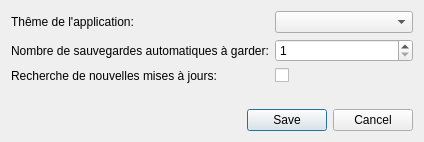
Qt form src/ui/dialogs/settings.ui (seigneurfuo/MyAnimeManager3) before a commit.
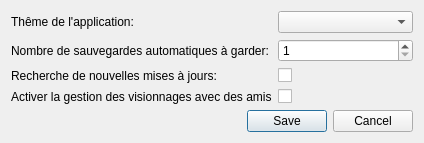
The same form after that commit. Icons and pictures are not drawn.

What changed in the file:
```diff
--- a/src/ui/dialogs/settings.ui
+++ b/src/ui/dialogs/settings.ui
@@ -64,6 +64,20 @@
        </property>
       </widget>
      </item>
+     <item row="3" column="0">
+      <widget class="QLabel" name="label_4">
+       <property name="text">
+        <string>Activer la gestion des visionnages avec des amis</string>
+       </property>
+      </widget>
+     </item>
+     <item row="3" column="1">
+      <widget class="QCheckBox" name="checkBox_2">
+       <property name="text">
+        <string/>
+       </property>
+      </widget>
+     </item>
     </layout>
    </item>
    <item>
```
Left out of the diff: 14 changed lines with no effect on the pictures.
